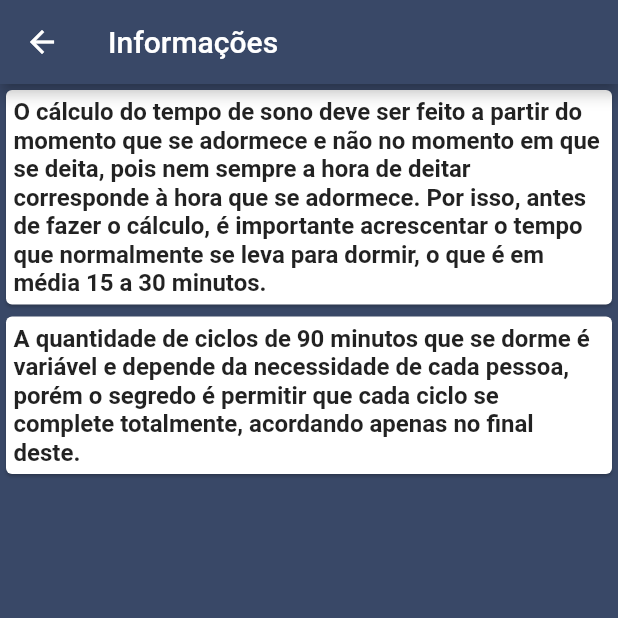
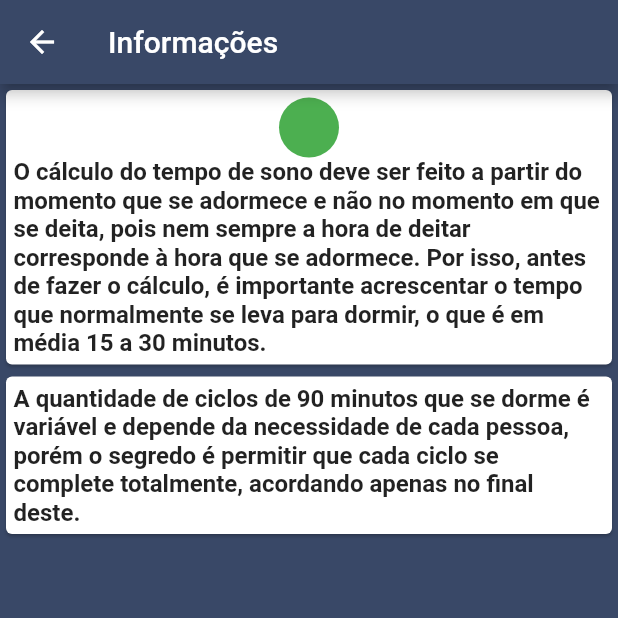
Before and after one commit to joelysondavid/SleepTime, a Flutter app: the screen it shows after launch, after a tap on an icon or button, on a phone screen of 412 x 824 dp, the top half of it. Run offline on Flutter 3.47's test engine with Material 2 defaults, Android fonts, the phone set to English and light mode, and no system bars; our stand-ins replace mask_text_input_formatter.

Commit message:
Teste na area de informações...

```diff
--- a/lib/views/sleep_time_info.dart
+++ b/lib/views/sleep_time_info.dart
@@ -22,12 +22,19 @@ class SleepTimeInfo extends StatelessWidget {
                 Card(
                   child: Padding(
                     padding: EdgeInsets.all(5),
-                    child: Text(
-                      "O cálculo do tempo de sono deve ser feito a partir do momento que se adormece e não no momento em que se deita, pois nem sempre a hora de deitar corresponde à hora que se adormece. Por isso, antes de fazer o cálculo, é importante acrescentar o tempo que normalmente se leva para dormir, o que é em média 15 a 30 minutos.",
-                      style: TextStyle(
-                        fontSize: 16,
-                        fontWeight: FontWeight.bold,
-                      ),
+                    child: Column(
+                      children: [
+                        CircleAvatar(
+                          backgroundColor: Colors.green,
+                        ),
+                        Text(
+                          "O cálculo do tempo de sono deve ser feito a partir do momento que se adormece e não no momento em que se deita, pois nem sempre a hora de deitar corresponde à hora que se adormece. Por isso, antes de fazer o cálculo, é importante acrescentar o tempo que normalmente se leva para dormir, o que é em média 15 a 30 minutos.",
+                          style: TextStyle(
+                            fontSize: 16,
+                            fontWeight: FontWeight.bold,
+                          ),
+                        ),
+                      ],
                     ),
                   ),
                 ),
--- a/lib/widgets/sleep_time_bar.dart
+++ b/lib/widgets/sleep_time_bar.dart
@@ -36,7 +36,7 @@ class _SleepTimeBarState extends State<SleepTimeBar> {
   Widget build(BuildContext context) {
     return LayoutBuilder(builder: (ctx, constraints) {
       return Container(
-        margin: EdgeInsets.all(10),
+        margin: EdgeInsets.all(5),
         child: Row(
           children: <Widget>[
             Container(
@@ -104,7 +104,7 @@ class _SleepTimeBarState extends State<SleepTimeBar> {
             Container(
               height: 110,
               width: constraints.maxWidth * 0.2,
-              margin: EdgeInsets.all(1),
+              margin: EdgeInsets.all(5),
               alignment: Alignment.centerLeft,
               child: Column(
                 mainAxisAlignment: MainAxisAlignment.spaceBetween,
```
